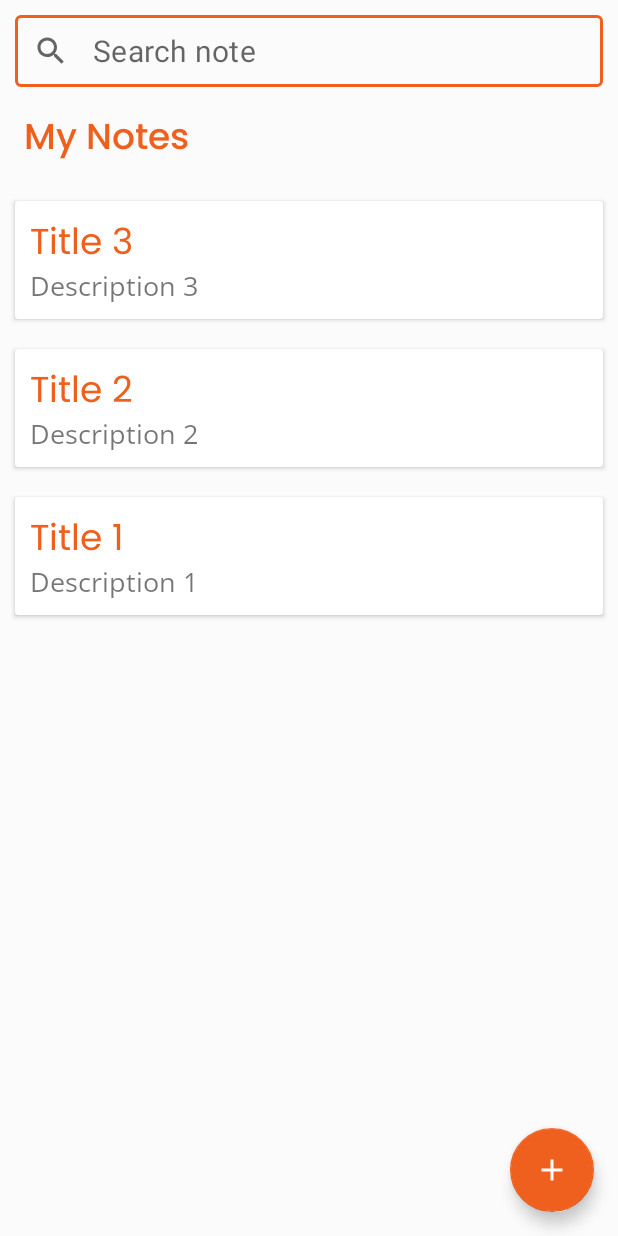
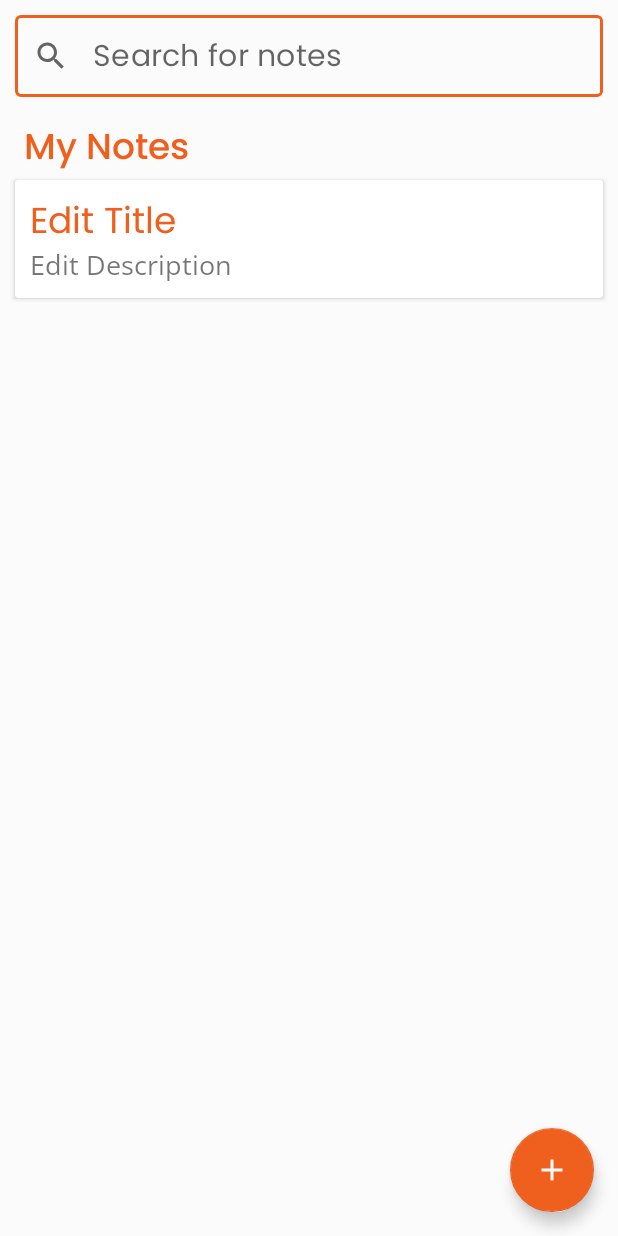
Before and after one commit to Akshaya-Amar/NoteApp, an Android app: the screen it shows after launch (MainActivity), on a phone screen of 412 x 824 dp. Run offline under Robolectric (Android 15) with nearby library versions, the phone set to English and light mode, and no system bars; our stand-ins replace Room's generated code, data binding.

```diff
--- a/app/build.gradle
+++ b/app/build.gradle
@@ -9,6 +9,7 @@ android {
 
     buildFeatures {
         dataBinding true
+        viewBinding true
     }
 
     defaultConfig {
--- a/app/src/main/java/com/example/roomdatabasemvvm/data/database/Note.java
+++ b/app/src/main/java/com/example/roomdatabasemvvm/data/database/Note.java
@@ -14,8 +14,6 @@ public class Note {
     private final String title;
 
     private final String description;
-
-//    private final int priority;
 
     public Note(String title, String description) {
         this.title = title;
@@ -37,8 +35,4 @@ public class Note {
     public String getDescription() {
         return description;
     }
-
-    /*public int getPriority() {
-        return priority;
-    }*/
 }
--- a/app/src/main/java/com/example/roomdatabasemvvm/data/database/NoteDatabase.java
+++ b/app/src/main/java/com/example/roomdatabasemvvm/data/database/NoteDatabase.java
@@ -52,9 +52,7 @@ public abstract class NoteDatabase extends RoomDatabase {
 
         @Override
         public void run() {
-            noteDao.insert(new Note("Title 1", "Description 1"));
-            noteDao.insert(new Note("Title 2", "Description 2"));
-            noteDao.insert(new Note("Title 3", "Description 3"));
+            noteDao.insert(new Note("Edit Title", "Edit Description"));
         }
     }
 }
--- a/app/src/main/res/drawable/outlined_border.xml
+++ b/app/src/main/res/drawable/outlined_border.xml
@@ -1,6 +1,5 @@
 <?xml version="1.0" encoding="utf-8"?>
 <shape xmlns:android="http://schemas.android.com/apk/res/android">
-
     <stroke
         android:width="1dp"
         android:color="@color/orange" />
--- a/app/src/main/res/layout/activity_main.xml
+++ b/app/src/main/res/layout/activity_main.xml
@@ -36,10 +36,11 @@
                     android:id="@+id/search_text_input_edit_text"
                     android:layout_width="match_parent"
                     android:layout_height="wrap_content"
-                    android:hint="Search note"
+                    android:fontFamily="@font/poppins"
+                    android:hint="@string/search_for_notes"
+                    android:includeFontPadding="false"
                     android:inputType="text"
                     android:maxLines="1"
-                    android:padding="10dp"
                     android:textColor="@color/black"
                     android:textSize="20sp" />
             </com.google.android.material.textfield.TextInputLayout>
@@ -52,7 +53,6 @@
                 android:layout_marginStart="16dp"
                 android:layout_marginTop="6dp"
                 android:layout_marginEnd="16dp"
-                android:layout_marginBottom="16dp"
                 android:fontFamily="@font/poppins_medium"
                 android:includeFontPadding="false"
                 android:text="@{noteViewModel.allNotes.size() != 0 ? @string/my_notes : @string/no_note}"
--- a/app/src/main/res/layout/note_item.xml
+++ b/app/src/main/res/layout/note_item.xml
@@ -4,6 +4,7 @@
     xmlns:tools="http://schemas.android.com/tools">
 
     <data>
+
         <variable
             name="noteModel"
             type="com.example.roomdatabasemvvm.data.database.Note" />
@@ -16,7 +17,10 @@
         <androidx.cardview.widget.CardView
             android:layout_width="match_parent"
             android:layout_height="wrap_content"
-            android:layout_margin="10dp"
+            android:layout_marginStart="10dp"
+            android:layout_marginTop="5dp"
+            android:layout_marginEnd="10dp"
+            android:layout_marginBottom="5dp"
             app:layout_constraintBottom_toBottomOf="parent"
             app:layout_constraintLeft_toLeftOf="parent"
             app:layout_constraintRight_toRightOf="parent"
--- a/app/src/main/res/values/strings.xml
+++ b/app/src/main/res/values/strings.xml
@@ -6,4 +6,5 @@
     <string name="edit_note">Edit Note</string>
     <string name="title_hint">Enter Title</string>
     <string name="description_hint">Description</string>
+    <string name="search_for_notes">Search for notes</string>
 </resources>
```
Also changed, not shown: app/src/main/java/com/example/roomdatabasemvvm/view/activity/MainActivity.java (+38 -32 lines), app/src/main/java/com/example/roomdatabasemvvm/view/activity/NoteActivity.java (+26 -24 lines).
